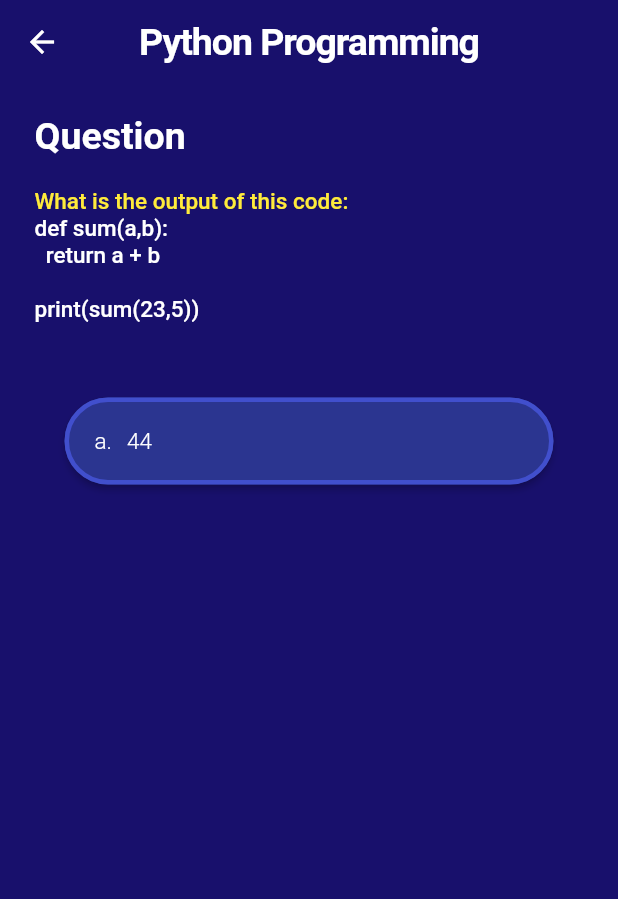
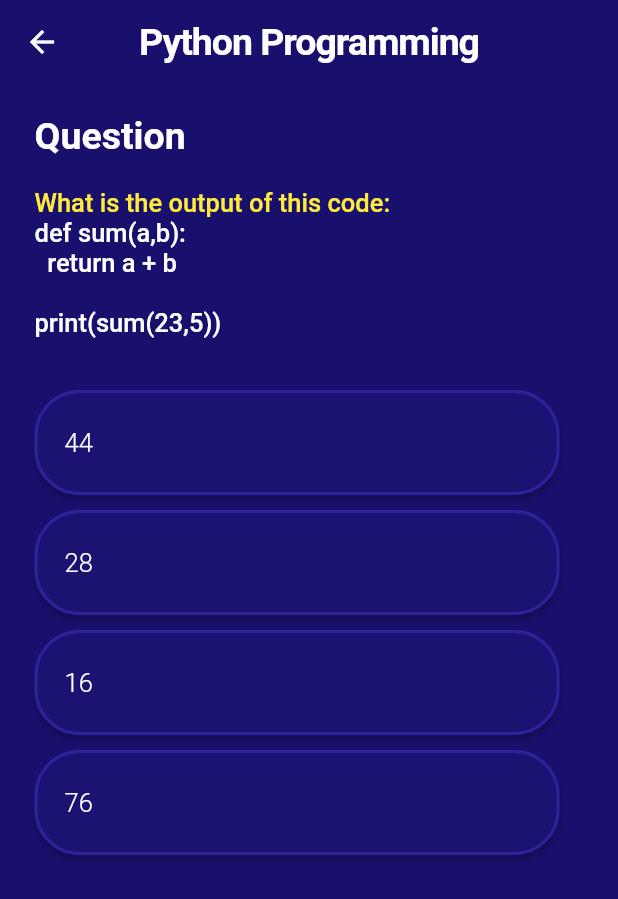
Before and after one commit to Re21nad/EwaQuizApp, a Flutter app: the Exam screen opened directly, on a phone screen of 412 x 824 dp. Shown: the top 899 px of the screen. Run offline on Flutter 3.47's test engine with Material 2 defaults, Android fonts, the phone set to English and light mode, and no system bars; our stand-ins replace google_fonts, google_nav_bar, liquid_pull_to_refresh; Roboto replaces fonts that are missing (Inika, Literata).

Commit message:
Editing Exam

```diff
--- a/lib/Exam/exam.dart
+++ b/lib/Exam/exam.dart
@@ -1,3 +1,4 @@
+import 'package:ewa_quiz_bootcamp/Exam/questions_and_answers.dart';
 import 'package:ewa_quiz_bootcamp/Exam/score.dart';
 import 'package:flutter/material.dart';
 import 'package:google_fonts/google_fonts.dart';
@@ -10,6 +11,11 @@ class Exam extends StatefulWidget {
 }
 
 class _ExamState extends State<Exam> {
+
+  int currentInt = 0;
+  int currentScore = 0;
+  int currentPoint = 0;
+
   @override
   Widget build(BuildContext context) {
     return Scaffold(
@@ -55,87 +61,76 @@ class _ExamState extends State<Exam> {
                 'What is the output of this code:',
                 textAlign: TextAlign.start,
                 style: GoogleFonts.inika(
-                  fontSize: 15,
+                  fontSize: 17,
                   fontWeight: FontWeight.w500,
                   color: Colors.yellow,
                 ),
               ),
 
               Text(
-                'def sum(a,b):\n  return a + b\n\nprint(sum(23,5))',
+                pythonTest[currentInt]['question'],
                 style: GoogleFonts.inika(
-                  fontSize: 15,
+                  fontSize: 17,
                   fontWeight: FontWeight.w500,
                   color: Colors.white,
                 ),
               ),
+              SizedBox(height: 30),
 
-              SizedBox(height: 30,),
+              for (int i = 0; i < pythonTest[currentInt]['answer'].length; i++)
+                Container(
 
-              Container(
-                height: 350,
-                // color: Color.fromARGB(255, 43, 53, 144),
-                child: Column(children: [
-                  Container(
-                    padding: EdgeInsets.symmetric(horizontal: 20,vertical: 20),
-                    // decoration: BoxDecoration(
-                    //   borderRadius: BorderRadius.only(
-                    //     topLeft: Radius.circular(50),
-                    //     topRight: Radius.circular(50),
-                    //   ),
-                    // ),
+                  width: 350,
+                  margin: EdgeInsets.symmetric(vertical: 5),
+                  child: ElevatedButton(
 
-                    child: ElevatedButton(
                     onPressed: () {
-                          Navigator.push(
+
+                      currentScore = currentScore + (pythonTest[currentInt]['answer'][i]['score'] as int);
+                      currentPoint = currentPoint + (pythonTest[currentInt]['answer'][i]['point'] as int);
+                      if(currentInt == pythonTest.length - 1){
+                        Navigator.pushReplacement(
                           context,
-                            MaterialPageRoute(builder: (context) => Score()),
+                          MaterialPageRoute(builder: (context) => Score(currentScore: currentScore,currentPoint: currentPoint,numQuestion: 100,)),
                         );
+                      }else{
+                        setState(() {
+                          currentInt++;
+                        });
+                      }
+                      // print('current score: $currentScore');
+                      // print('current point: $currentPoint');
                     },
                     style: ElevatedButton.styleFrom(
-                        primary: Color.fromARGB(255, 43, 53, 144),
+                      primary: Color.fromARGB(255, 27, 19, 113),
                       shape: RoundedRectangleBorder(
                         borderRadius: BorderRadius.circular(30),
+                      ),
                       side: BorderSide(
-                            color: Color.fromARGB(255, 65, 79, 205), // Border color
-                            width: 3, // Border width
+                        color: Color.fromARGB(255, 44, 34, 156), // Border color
+                        width: 2, // Border width
                       ),
-                        ),
-                        padding: EdgeInsets.symmetric(horizontal: 20, vertical: 20),
+                      padding: EdgeInsets.symmetric(horizontal: 20, vertical: 25),
                     ),
                     child: Row(
-                        crossAxisAlignment: CrossAxisAlignment.start,
+                      mainAxisAlignment: MainAxisAlignment.start, // Align text to start
                       children: [
                         Text(
-                              'a.',
+                          pythonTest[currentInt]['answer'][i]['ans'],
                           style: GoogleFonts.inika(
-                              fontSize: 15,
+                            fontSize: 17,
                             fontWeight: FontWeight.w300,
                             color: Colors.white,
                           ),
                         ),
-
-                            SizedBox(width: 10,),
-
-                            Text(
-                              '44',
-                              style: GoogleFonts.inika(
-                              fontSize: 15,
-                              fontWeight: FontWeight.w300,
-                              color: Colors.white,
+                      ],
+                    ),
                   ),
                 ),
               ]
             ),
           ),
       ),
-                ]),
-              ),
-
-
-          ]),
-        ),
-      ),
     );
   }
 }
--- /dev/null
+++ b/lib/Exam/questions_and_answers.dart
@@ -0,0 +1,173 @@
+List pythonTest = [
+  {
+    'question': 'def sum(a,b):\n  return a + b\n\nprint(sum(23,5))',
+    'answer': [
+      {'ans': '44', 'score': 0, 'point': 0},
+      {'ans': '28', 'score': 5, 'point': 50},
+      {'ans': '16', 'score': 0, 'point': 0},
+      {'ans': '76', 'score': 0, 'point': 0},
+    ]
+  },
+  {
+    'question': 'x = 10\ny = 20\nx, y = y, x\nprint(x, y)',
+    'answer': [
+      {'ans': '10 20', 'score': 0, 'point': 0},
+      {'ans': '20 10', 'score': 5, 'point': 50},
+      {'ans': 'Error', 'score': 0, 'point': 0},
+      {'ans': 'None', 'score': 0, 'point': 0},
+    ]
+  },
+  {
+    'question': 'bool("False")',
+    'answer': [
+      {'ans': 'True', 'score': 5, 'point': 50},
+      {'ans': 'False', 'score': 0, 'point': 0},
+      {'ans': 'Error', 'score': 0, 'point': 0},
+      {'ans': 'None', 'score': 0, 'point': 0},
+    ]
+  },
+  {
+    'question': 'print(type(type(int)))',
+    'answer': [
+      {'ans': 'Error', 'score': 0, 'point': 0},
+      {'ans': 'type', 'score': 5, 'point': 50},
+      {'ans': 'int', 'score': 0, 'point': 0},
+      {'ans': 'None', 'score': 0, 'point': 0},
+    ]
+  },
+  {
+    'question': 'print(0.1 + 0.2 == 0.3)',
+    'answer': [
+      {'ans': 'None', 'score': 0, 'point': 0},
+      {'ans': 'Error', 'score': 0, 'point': 0},
+      {'ans': 'False', 'score': 5, 'point': 50},
+      {'ans': 'True', 'score': 0, 'point': 0},
+    ]
+  },
+  {
+    'question': 'len([1, 2, 3] + [4, 5, 6])',
+    'answer': [
+      {'ans': '6', 'score': 5, 'point': 50},
+      {'ans': '5', 'score': 0, 'point': 0},
+      {'ans': '3', 'score': 0, 'point': 0},
+      {'ans': 'None', 'score': 0, 'point': 0},
+    ]
+  },
+  {
+    'question': 'print(len("Python"))',
+    'answer': [
+      {'ans': '6', 'score': 5, 'point': 50},
+      {'ans': '5', 'score': 0, 'point': 0},
+      {'ans': '7', 'score': 0, 'point': 0},
+      {'ans': 'Error', 'score': 0, 'point': 0},
+    ]
+  },
+  {
+    'question': 'x = [1, 2, 3]\nx.append([4, 5])',
+    'answer': [
+      {'ans': '[1, 2, 3, 4, [5]]', 'score': 0, 'point': 0},
+      {'ans': '[1, 2, 3, [4, 5]]', 'score': 5, 'point': 50},
+      {'ans': '[1, 2, 3, 4, 5]', 'score': 0, 'point': 0},
+      {'ans': '[1, 2, 3, [4, 5]]', 'score': 0, 'point': 0},
+    ]
+  },
+  {
+    'question': 'x = [1, 2, 3, 4, 5]\nprint(x[1:3])',
+    'answer': [
+      {'ans': '[2, 3]', 'score': 5, 'point': 50},
+      {'ans': '[1, 2]', 'score': 0, 'point': 0},
+      {'ans': '[3, 4]', 'score': 0, 'point': 0},
+      {'ans': '[4, 5]', 'score': 0, 'point': 0},
+    ]
+  },
+  {
+    'question': 'x = [1, 2, 3]\ny = x\ny.append(4)\nprint(x)',
+    'answer': [
+      {'ans': '[1, 2, 3, 4]', 'score': 5, 'point': 50},
+      {'ans': '[1, 2, 3]', 'score': 0, 'point': 0},
+      {'ans': '[1, 2, 3, [4]]', 'score': 0, 'point': 0},
+      {'ans': '[1, 2, 3]', 'score': 0, 'point': 0},
+    ]
+  },
+  {
+    'question': 'x = "Python"\nprint(x[1:4])',
+    'answer': [
+      {'ans': 'yth', 'score': 5, 'point': 50},
+      {'ans': 'Pytho', 'score': 0, 'point': 0},
+      {'ans': 'Pyth', 'score': 0, 'point': 0},
+      {'ans': 'ytho', 'score': 0, 'point': 0},
+    ]
+  },
+  {
+    'question': 'int("10")',
+    'answer': [
+      {'ans': '1', 'score': 0, 'point': 0},
+      {'ans': 'Error', 'score': 0, 'point': 0},
+      {'ans': '10', 'score': 5, 'point': 50},
+      {'ans': '0', 'score': 0, 'point': 0},
+    ]
+  },
+  {
+    'question': 'print("hello".upper())',
+    'answer': [
+      {'ans': 'HELLO', 'score': 5, 'point': 50},
+      {'ans': 'Hello', 'score': 0, 'point': 0},
+      {'ans': 'hello', 'score': 0, 'point': 0},
+      {'ans': 'Error', 'score': 0, 'point': 0},
+    ]
+  },
+  {
+    'question': 'x = [10, 20, 30]\nx.pop(1)\nprint(x)',
+    'answer': [
+      {'ans': '[10, 30]', 'score': 5, 'point': 50},
+      {'ans': '[10, 20]', 'score': 0, 'point': 0},
+      {'ans': '[20, 30]', 'score': 0, 'point': 0},
+      {'ans': '[10, 20, 30]', 'score': 0, 'point': 0},
+    ]
+  },
+  {
+    'question': 'print("Hello".find("o"))',
+    'answer': [
+      {'ans': '4', 'score': 5, 'point': 50},
+      {'ans': '3', 'score': 0, 'point': 0},
+      {'ans': 'Error', 'score': 0, 'point': 0},
+      {'ans': '-1', 'score': 0, 'point': 0},
+    ]
+  },
+  {
+    'question': 'x = {"a": 1, "b": 2, "c": 3}\nprint(x.keys())',
+    'answer': [
+      {'ans': 'dict_keys(["a", "b", "c"])', 'score': 5, 'point': 50},
+      {'ans': '["a", "b", "c"]', 'score': 0, 'point': 0},
+      {'ans': 'Error', 'score': 0, 'point': 0},
+      {'ans': '{a, b, c}', 'score': 0, 'point': 0},
+    ]
+  },
+  {
+    'question': 'x = {"a": 1, "b": 2}\nprint(x.get("c", 3))',
+    'answer': [
+      {'ans': '3', 'score': 5, 'point': 50},
+      {'ans': 'Error', 'score': 0, 'point': 0},
+      {'ans': '1', 'score': 0, 'point': 0},
+      {'ans': '2', 'score': 0, 'point': 0},
+    ]
+  },
+  {
+    'question': 'print("{0} {1}".format("Hello", "World"))',
+    'answer': [
+      {'ans': 'Hello World', 'score': 5, 'point': 50},
+      {'ans': 'World Hello', 'score': 0, 'point': 0},
+      {'ans': '{0} {1}', 'score': 0, 'point': 0},
+      {'ans': 'Error', 'score': 0, 'point': 0},
+    ]
+  },
+  {
+    'question': 'x = 10\nprint("Value of x is {}".format(x))',
+    'answer': [
+      {'ans': 'Error', 'score': 0, 'point': 0},
+      {'ans': 'Value of x is 10', 'score': 5, 'point': 50},
+      {'ans': 'Value of x is {x}', 'score': 0, 'point': 0},
+      {'ans': 'Value of x is', 'score': 0, 'point': 0},
+    ]
+  },
+];
--- a/lib/Exam/score.dart
+++ b/lib/Exam/score.dart
@@ -2,34 +2,38 @@ import 'package:ewa_quiz_bootcamp/Exam/startExam.dart';
 import 'package:ewa_quiz_bootcamp/homePage.dart';
 import 'package:flutter/material.dart';
 import 'package:google_fonts/google_fonts.dart';
+// import 'package:ewa_quiz_bootcamp/Exam/exam.dart';
 
-class Score extends StatefulWidget {
-  const Score({super.key});
+class Score extends StatelessWidget {
+  final int currentPoint;
+  final int currentScore;
+  final int numQuestion;
 
-  @override
-  State<Score> createState() => _ScoreState();
-}
+  const Score({
+    super.key,
+    required this.currentScore,
+    required this.currentPoint,
+    required this.numQuestion,
+  });
 
-class _ScoreState extends State<Score> {
   @override
   Widget build(BuildContext context) {
     return Scaffold(
-      backgroundColor: Color.fromARGB(255, 24, 16, 108),
+      backgroundColor: const Color.fromARGB(255, 24, 16, 108),
       body: SingleChildScrollView(
         child: Container(
-          margin: EdgeInsets.symmetric(horizontal: 23),
+          margin: const EdgeInsets.symmetric(horizontal: 23),
           width: double.infinity,
           child: Column(
             crossAxisAlignment: CrossAxisAlignment.center,
             mainAxisAlignment: MainAxisAlignment.center,
             children: [
-
-              SizedBox(height: 50,),
+              const SizedBox(height: 50),
 
               Align(
                 alignment: Alignment.topRight,
                 child: IconButton(
-                  icon: Icon(Icons.close, color: Colors.white),
+                  icon: const Icon(Icons.close, color: Colors.white),
                   onPressed: () {
                     Navigator.pushReplacement(
                       context,
@@ -39,18 +43,17 @@ class _ScoreState extends State<Score> {
                 ),
               ),
 
-              SizedBox(height: 130,),
+              const SizedBox(height: 80),
 
-            Container(
-                padding: EdgeInsets.symmetric(horizontal: 80,vertical: 80),
-                decoration: BoxDecoration(
+              Container(
+                padding: const EdgeInsets.symmetric(horizontal: 80, vertical: 80),
+                decoration: const BoxDecoration(
                   shape: BoxShape.circle,
                   color: Color.fromARGB(255, 125, 56, 215),
-
                 ),
               ),
 
-              SizedBox(height: 20,),
+              const SizedBox(height: 20),
 
               Text(
                 'Congratulations!',
@@ -61,20 +64,31 @@ class _ScoreState extends State<Score> {
                 ),
               ),
 
-              SizedBox(height: 7,),
+              const SizedBox(height: 7),
               Text(
                 'Ranode13',
                 style: GoogleFonts.inika(
                   fontSize: 17,
                   fontWeight: FontWeight.w500,
-                  color: Color.fromARGB(255, 143, 80, 226),
+                  color: const Color.fromARGB(255, 143, 80, 226),
                 ),
               ),
 
-              SizedBox(height: 30,),
+              const SizedBox(height: 30),
 
               Text(
-                '88 Points',
+                'Your score is $currentScore/$numQuestion',
+                style: GoogleFonts.inika(
+                  color: Colors.white,
+                  fontSize: 17,
+                  fontWeight: FontWeight.w500,
+                ),
+              ),
+
+              const SizedBox(height: 5),
+
+              Text(
+                '$currentPoint Points',
                 style: GoogleFonts.inika(
                   color: Colors.yellow,
                   fontSize: 27,
@@ -82,7 +96,7 @@ class _ScoreState extends State<Score> {
                 ),
               ),
 
-              SizedBox(height: 100),
+              const SizedBox(height: 50),
               ElevatedButton(
                 onPressed: () {
                   Navigator.push(
@@ -90,19 +104,17 @@ class _ScoreState extends State<Score> {
                     MaterialPageRoute(builder: (context) => StartExam()),
                   );
                 },
-                child: Text('Start Again'),
                 style: ElevatedButton.styleFrom(
-                  primary: Color.fromARGB(255, 50, 61, 165), // Button background color
+                  primary: const Color.fromARGB(255, 50, 61, 165), // Button background color
                   onPrimary: Colors.white, // Button text color
-                  padding: EdgeInsets.symmetric(horizontal: 78, vertical: 20),
+                  padding: const EdgeInsets.symmetric(horizontal: 78, vertical: 20),
                   shape: RoundedRectangleBorder(
                     borderRadius: BorderRadius.circular(20),
                   ),
                 ),
+                child: const Text('Start Again'),
               ),
-
-
-            ]
+            ],
           ),
         ),
       ),
```
Lines whose indentation alone changed are shown as unchanged.
